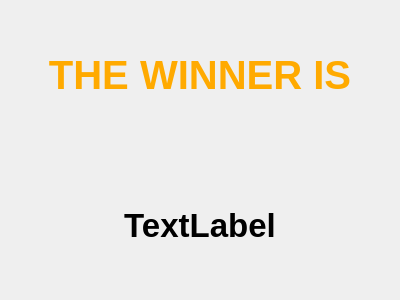
First picture: the form in winner.ui, repository TithSambath/Game-XO, before the edit.
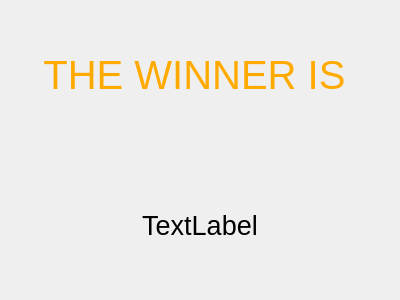
Second picture: the form after the edit. Icons and pictures are not drawn.

Commit message: Improve widget pop up performance.

```diff
--- a/winner.ui
+++ b/winner.ui
@@ -22,43 +22,7 @@
   <property name="styleSheet">
    <string notr="true">border-image: url(:/backgroung1.png);</string>
   </property>
-  <layout class="QGridLayout" name="gridLayout_3">
-   <property name="leftMargin">
-    <number>0</number>
-   </property>
-   <property name="topMargin">
-    <number>0</number>
-   </property>
-   <property name="rightMargin">
-    <number>0</number>
-   </property>
-   <property name="bottomMargin">
-    <number>0</number>
-   </property>
-   <property name="spacing">
-    <number>0</number>
-   </property>
-   <item row="0" column="0">
     <layout class="QGridLayout" name="gridLayout_2">
-     <property name="spacing">
-      <number>0</number>
-     </property>
-     <item row="0" column="0">
-      <widget class="QStackedWidget" name="stackedWidget">
-       <property name="styleSheet">
-        <string notr="true"/>
-       </property>
-       <property name="lineWidth">
-        <number>0</number>
-       </property>
-       <property name="currentIndex">
-        <number>0</number>
-       </property>
-       <widget class="QWidget" name="page">
-        <property name="styleSheet">
-         <string notr="true"/>
-        </property>
-        <layout class="QGridLayout" name="gridLayout_5">
          <property name="leftMargin">
           <number>0</number>
          </property>
@@ -75,7 +39,10 @@
           <number>0</number>
          </property>
          <item row="0" column="0">
-          <layout class="QGridLayout" name="gridLayout_4">
+    <layout class="QGridLayout" name="gridLayout">
+     <property name="spacing">
+      <number>0</number>
+     </property>
            <item row="0" column="0">
             <layout class="QVBoxLayout" name="verticalLayout">
              <item>
@@ -83,8 +50,6 @@
                <property name="font">
                 <font>
                  <pointsize>30</pointsize>
-                 <weight>75</weight>
-                 <bold>true</bold>
                 </font>
                </property>
                <property name="styleSheet">
@@ -92,7 +57,7 @@
 color: rgb(255, 170, 0);</string>
                </property>
                <property name="text">
-                <string>THE WINNER IS</string>
+          <string>THE WINNER IS </string>
                </property>
                <property name="alignment">
                 <set>Qt::AlignCenter</set>
@@ -101,23 +66,9 @@
              </item>
              <item>
               <widget class="QLabel" name="label">
-               <property name="sizePolicy">
-                <sizepolicy hsizetype="Preferred" vsizetype="Preferred">
-                 <horstretch>0</horstretch>
-                 <verstretch>0</verstretch>
-                </sizepolicy>
-               </property>
-               <property name="minimumSize">
-                <size>
-                 <width>40</width>
-                 <height>0</height>
-                </size>
-               </property>
                <property name="font">
                 <font>
-                 <pointsize>25</pointsize>
-                 <weight>75</weight>
-                 <bold>true</bold>
+           <pointsize>20</pointsize>
                 </font>
                </property>
                <property name="styleSheet">
@@ -132,13 +83,6 @@
               </widget>
              </item>
             </layout>
-           </item>
-          </layout>
-         </item>
-        </layout>
-       </widget>
-       <widget class="QWidget" name="page_2"/>
-      </widget>
      </item>
     </layout>
    </item>
```
Left out of the diff: 8 changed lines with no effect on the pictures. Lines whose indentation alone changed are shown as unchanged. The commit also changes 6 other files.
